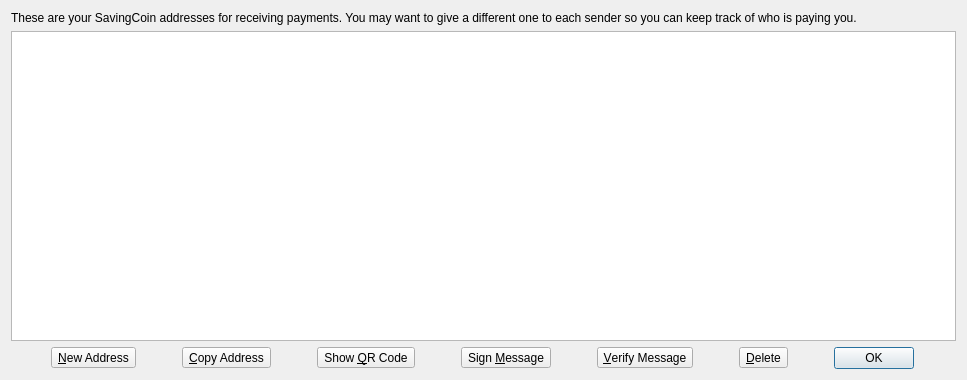
evilgenieent/Whitecoin, file src/qt/forms/addressbookpage.ui: the form before one commit.
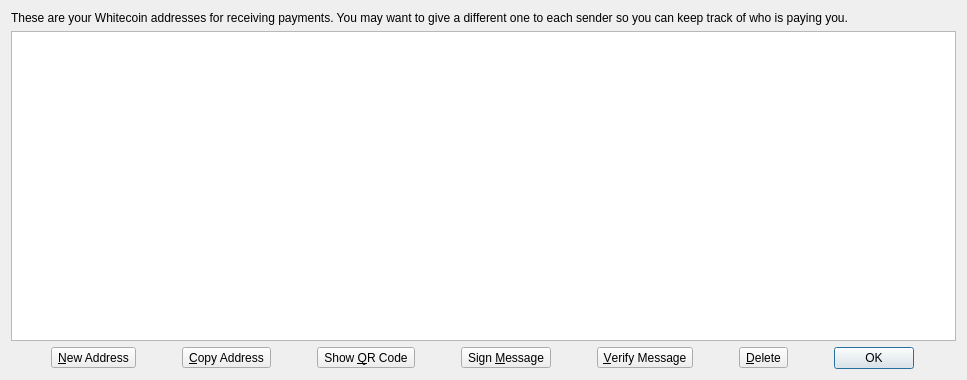
The form after the commit. Icons and pictures are not drawn.

What changed in the file:
```diff
--- a/src/qt/forms/addressbookpage.ui
+++ b/src/qt/forms/addressbookpage.ui
@@ -26,7 +26,7 @@
    <item>
     <widget class="QLabel" name="labelExplanation">
      <property name="text">
-      <string>These are your SavingCoin addresses for receiving payments. You may want to give a different one to each sender so you can keep track of who is paying you.</string>
+      <string>These are your Whitecoin addresses for receiving payments. You may want to give a different one to each sender so you can keep track of who is paying you.</string>
      </property>
      <property name="textFormat">
       <enum>Qt::PlainText</enum>
```
